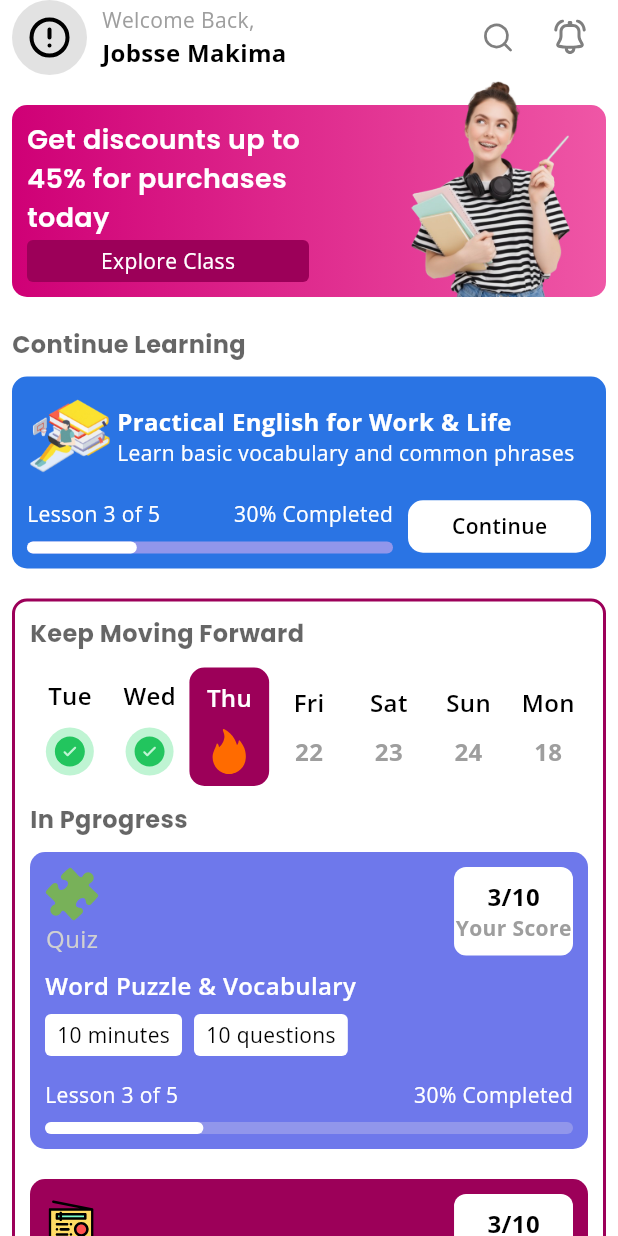
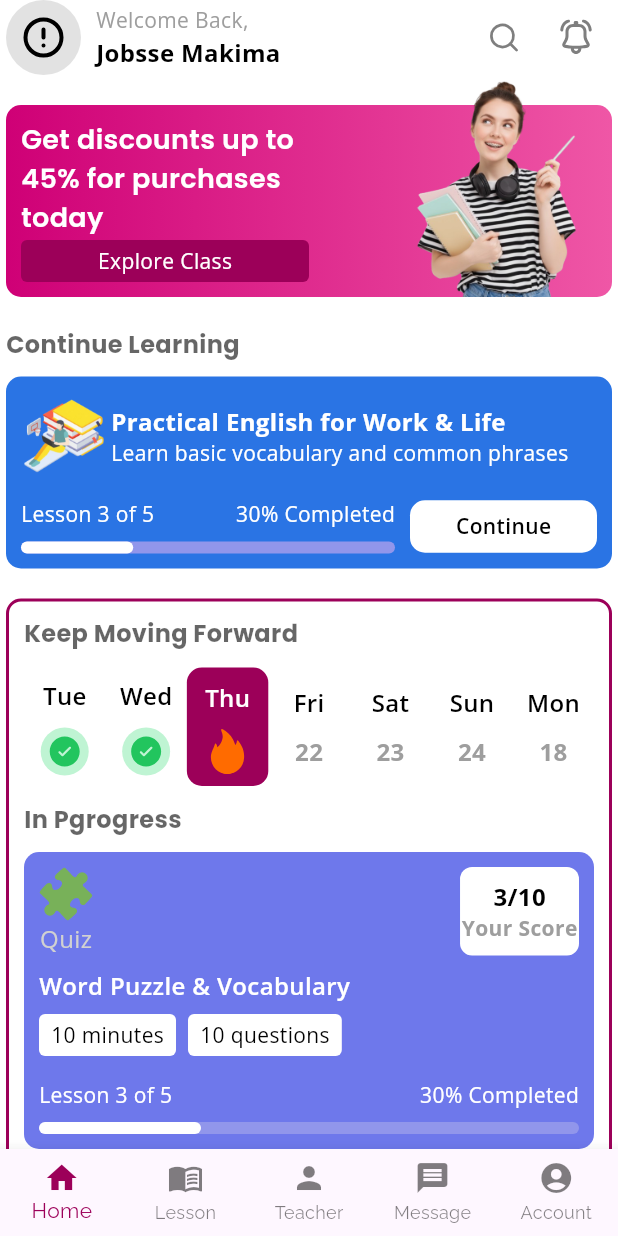
Before and after one commit to kaitogiang/telesa_english_mobile_app, a Flutter app: the screen it shows after launch, on a phone screen of 412 x 824 dp. Run offline on Flutter 3.47's test engine with Material 3 defaults, Android fonts, the phone set to English and light mode, and no system bars; drawn by our look-alikes of loader_overlay; our stand-ins replace event_bus, flutter_svg, get_it, go_router, google_fonts, injectable and 1 more; missing offline and left inert: overlay_notification; network calls fail.

Commit message:
feat: add navbar

```diff
--- a/lib/features/shared/presentation/base/main_app_wrapper.dart
+++ b/lib/features/shared/presentation/base/main_app_wrapper.dart
@@ -1,12 +1,17 @@
 import 'dart:async';
+
 import 'package:flutter/material.dart';
+import 'package:flutter/services.dart';
 import 'package:loader_overlay/loader_overlay.dart';
 import 'package:telesa_english_app/core/config/app_event_bus.dart';
 import 'package:telesa_english_app/core/constants/app_color.dart';
+import 'package:telesa_english_app/core/constants/app_sizes.dart';
 import 'package:telesa_english_app/core/events/unfocus_keyboard_event.dart';
 import 'package:telesa_english_app/core/extensions/color_extension.dart';
+import 'package:telesa_english_app/core/extensions/double_extension.dart';
 import 'package:telesa_english_app/features/shared/data/datasources/native_method.dart';
 import 'package:telesa_english_app/features/shared/presentation/base/auto_hide_keyboard.dart';
+
 import 'widget_view.dart';
 
 class MainAppWrapper extends StatefulWidget {
@@ -21,6 +26,14 @@ class MainAppWrapper extends StatefulWidget {
 class _MainAppWrapperState extends State<MainAppWrapper> {
   DateTime? duration;
   StreamSubscription? _keyboardSubscription;
+  final bottomItems = [
+    BottomNavigationBarItem(icon: Icon(Icons.home), label: 'Home'),
+    BottomNavigationBarItem(icon: Icon(Icons.menu_book), label: 'Lesson'),
+    BottomNavigationBarItem(icon: Icon(Icons.person), label: 'Teacher'),
+    BottomNavigationBarItem(icon: Icon(Icons.message), label: 'Message'),
+    BottomNavigationBarItem(icon: Icon(Icons.account_circle), label: 'Account'),
+  ];
+  int _currentIndex = 0;
 
   @override
   void initState() {
@@ -41,6 +54,12 @@ class _MainAppWrapperState extends State<MainAppWrapper> {
     super.dispose();
   }
 
+  void _updateSelectedIndex(int index) {
+    setState(() {
+      _currentIndex = index;
+    });
+  }
+
   @override
   Widget build(BuildContext context) {
     return _MainAppWrapperView(this);
@@ -53,7 +72,16 @@ class _MainAppWrapperView
 
   @override
   Widget build(BuildContext context) {
-    return PopScope(
+    return AnnotatedRegion<SystemUiOverlayStyle>(
+      value: SystemUiOverlayStyle(
+        statusBarColor: Colors.white,
+        statusBarIconBrightness: Brightness.dark,
+      ),
+      child: Scaffold(
+        backgroundColor: AppColors.whiteColor,
+        bottomNavigationBar: _buildBottomNavigationBar(),
+        body: SafeArea(
+          child: PopScope(
             canPop: false,
             onPopInvokedWithResult: (didPop, result) async {
               final now = DateTime.now();
@@ -75,8 +103,26 @@ class _MainAppWrapperView
                   ),
                 );
               },
+              child: Padding(
+                padding: AppSizes.s4.horizontalPadding,
                 child: AutoHideKeyboard(child: widget.child),
+              ),
+            ),
+          ),
+        ),
       ),
     );
   }
+
+  Widget _buildBottomNavigationBar() {
+    return BottomNavigationBar(
+      onTap: state._updateSelectedIndex,
+      currentIndex: state._currentIndex,
+      type: BottomNavigationBarType.fixed,
+      selectedItemColor: AppColors.primaryColor,
+      unselectedItemColor: AppColors.blackColor.withValues(alpha: .5),
+      showUnselectedLabels: true,
+      items: state.bottomItems,
+    );
   }
+}
--- a/lib/main.dart
+++ b/lib/main.dart
@@ -1,9 +1,9 @@
 import 'package:flutter/material.dart';
-import 'package:flutter/services.dart';
 import 'package:flutter_localizations/flutter_localizations.dart';
+import 'package:google_fonts/google_fonts.dart';
 import 'package:overlay_notification/overlay_notification.dart';
 import 'package:telesa_english_app/core/constants/app_color.dart';
-import 'package:telesa_english_app/features/home/presentation/pages/home.dart';
+import 'package:telesa_english_app/core/navgiation/navigation_config.dart';
 import 'package:telesa_english_app/features/shared/presentation/base/widget_view.dart';
 import 'package:telesa_english_app/telesa_english.dart';
 
@@ -43,12 +43,23 @@ class _MyAppView extends WidgetView<MyApp, _MyAppState> {
         background: AppColors.lightGrey,
         textColor: AppColors.blackColor,
       ),
-      // child: MaterialApp.router(
-      //   title: 'Telesa English',
-      //   theme: ThemeData(
-      //     colorScheme: ColorScheme.fromSeed(seedColor: Colors.deepPurple),
-      //     textTheme: GoogleFonts.ralewayTextTheme(),
-      //   ),
+      child: MaterialApp.router(
+        title: 'Telesa English',
+        theme: ThemeData(
+          colorScheme: ColorScheme.fromSeed(seedColor: Colors.deepPurple),
+          textTheme: GoogleFonts.ralewayTextTheme(),
+        ),
+        localizationsDelegates: const [
+          AppTranslate.delegate,
+          GlobalMaterialLocalizations.delegate,
+          GlobalWidgetsLocalizations.delegate,
+          GlobalCupertinoLocalizations.delegate,
+        ],
+        supportedLocales: AppTranslate.delegate.supportedLocales,
+        locale: state._locale,
+        routerConfig: goRouterConfig,
+      ),
+      // child: MaterialApp(
       //   localizationsDelegates: const [
       //     AppTranslate.delegate,
       //     GlobalMaterialLocalizations.delegate,
@@ -57,33 +68,22 @@ class _MyAppView extends WidgetView<MyApp, _MyAppState> {
       //   ],
       //   supportedLocales: AppTranslate.delegate.supportedLocales,
       //   locale: state._locale,
-      //   routerConfig: goRouterConfig,
+      //   home: AnnotatedRegion<SystemUiOverlayStyle>(
+      //     value: SystemUiOverlayStyle(
+      //       statusBarColor: Colors.white,
+      //       statusBarIconBrightness: Brightness.dark,
+      //     ),
+      //     child: Scaffold(
+      //       backgroundColor: AppColors.whiteColor,
+      //       body: SafeArea(
+      //         child: Padding(
+      //           padding: AppSizes.s8.horizontalPadding,
+      //           child: Home(),
+      //         ),
+      //       ),
+      //     ),
+      //   ),
       // ),
-      child: MaterialApp(
-        localizationsDelegates: const [
-          AppTranslate.delegate,
-          GlobalMaterialLocalizations.delegate,
-          GlobalWidgetsLocalizations.delegate,
-          GlobalCupertinoLocalizations.delegate,
-        ],
-        supportedLocales: AppTranslate.delegate.supportedLocales,
-        locale: state._locale,
-        home: AnnotatedRegion<SystemUiOverlayStyle>(
-          value: SystemUiOverlayStyle(
-            statusBarColor: Colors.white,
-            statusBarIconBrightness: Brightness.dark,
-          ),
-          child: Scaffold(
-            backgroundColor: AppColors.whiteColor,
-            body: SafeArea(
-              child: Padding(
-                padding: AppSizes.s8.horizontalPadding,
-                child: Home(),
-              ),
-            ),
-          ),
-        ),
-      ),
     );
   }
 }
```
Also changed, not shown: lib/core/navgiation/navigation_config.dart (+2 -20 lines). Lines whose indentation alone changed are shown as unchanged.
